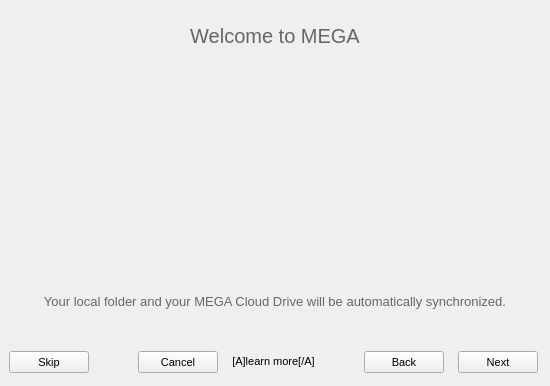
First picture: the form in src/MEGASync/gui/macx/SetupWizard.ui, repository meganz/MEGAsync, before the edit.
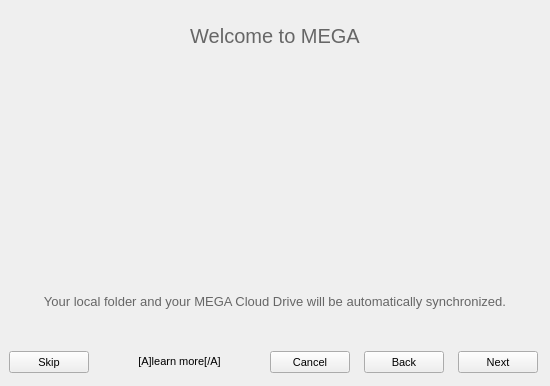
Second picture: the form after the edit. Icons and pictures are not drawn.

Patch:
```diff
--- a/src/MEGASync/gui/macx/SetupWizard.ui
+++ b/src/MEGASync/gui/macx/SetupWizard.ui
@@ -1637,13 +1637,6 @@
         </property>
        </spacer>
       </item>
-      <item>
-       <widget class="QPushButton" name="bCancel">
-        <property name="text">
-         <string>Cancel</string>
-        </property>
-       </widget>
-      </item>
       <item>
        <widget class="QLabel" name="lLearnMore">
         <property name="sizePolicy">
@@ -1679,6 +1672,13 @@
         </property>
        </spacer>
       </item>
+      <item>
+       <widget class="QPushButton" name="bCancel">
+        <property name="text">
+         <string>Cancel</string>
+        </property>
+       </widget>
+      </item>
       <item>
        <widget class="QPushButton" name="bBack">
         <property name="text">
```
